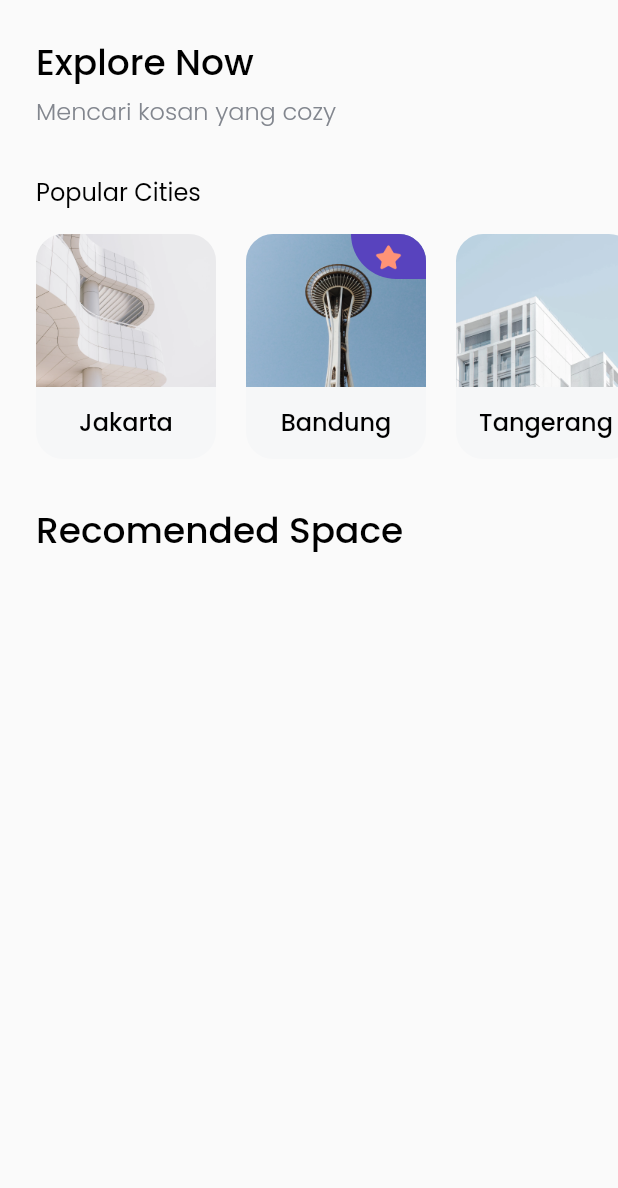
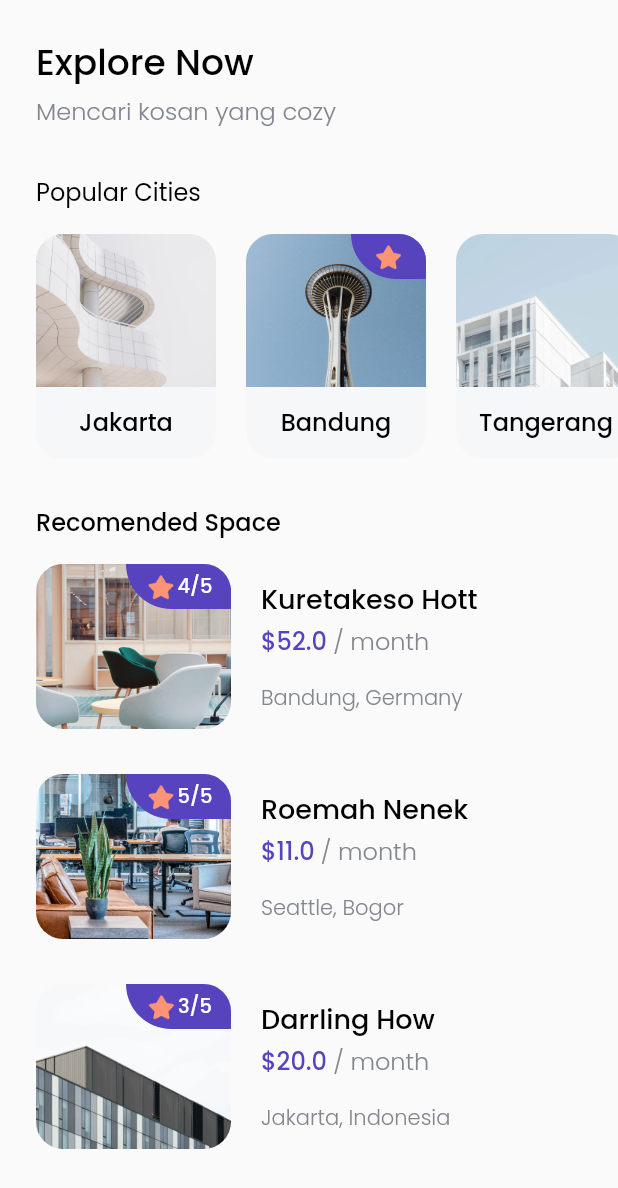
Before and after one commit to endijulian/flutter-find-house, a Flutter app: the screen it shows after launch, after a tap on "Explore Now", on a phone screen of 412 x 824 dp. Shown: the top 1188 px of the screen. Run offline on Flutter 3.47's test engine with Material 2 defaults, Android fonts, the phone set to English and light mode, and no system bars; our stand-ins replace google_fonts.

Commit message:
widgets space card

```diff
--- a/lib/main.dart
+++ b/lib/main.dart
@@ -1,17 +1,20 @@
 // @dart=2.9
 import 'package:flutter_find_house/pages/splash_page.dart';
+// ignore: unused_import
 import 'package:flutter_find_house/theme.dart';
 import 'package:flutter/material.dart';
 
 void main() {
-  runApp( MyApp());
+  runApp( const MyApp());
 }
 
 class MyApp extends StatelessWidget {
+  const MyApp({Key key}) : super(key: key);
+
 
   @override
   Widget build(BuildContext context) {
-    return MaterialApp(
+    return const MaterialApp(
       home: SplashPage(),
     );
   }
--- /dev/null
+++ b/lib/models/space.dart
@@ -0,0 +1,20 @@
+class Space{
+  int id;
+  String name;
+  String imgaeUrl;
+  double price;
+  String city;
+  String country;
+  int rating;
+
+  Space({
+    required this.id,
+    required this.name,
+    required this.imgaeUrl,
+    required this.price,
+    required this.city,
+    required this.country,
+    required this.rating,
+
+  });
+}
--- a/lib/pages/home_page.dart
+++ b/lib/pages/home_page.dart
@@ -1,14 +1,20 @@
 import 'package:flutter/material.dart';
 import 'package:flutter_find_house/models/city.dart';
+import 'package:flutter_find_house/models/space.dart';
 import 'package:flutter_find_house/theme.dart';
 import 'package:flutter_find_house/widgets/city_card.dart';
+import 'package:flutter_find_house/widgets/space_card.dart';
+import 'package:flutter_find_house/widgets/tips_card.dart';
 
-class HomePage extends StatelessWidget {
+class  HomePage extends StatelessWidget {
+  const HomePage({Key? key}) : super(key: key);
+
 
   @override
   Widget build(BuildContext context) {
     return Scaffold(
       body: SafeArea(
+        bottom: false,
         child: Padding(
           padding: EdgeInsets.symmetric(
             vertical: edge,
@@ -24,7 +30,7 @@ class HomePage extends StatelessWidget {
                  ),
                  child: Text('Explore Now', style: blackTextStyle.copyWith(fontSize: 24),),
                ),
-               SizedBox(
+               const SizedBox(
                 height: 2,
                ),
                Padding(
@@ -32,7 +38,7 @@ class HomePage extends StatelessWidget {
                 child: Text('Mencari kosan yang cozy', style: greyTextStyle.copyWith(fontSize: 16),),
 
                ),
-               SizedBox(
+               const SizedBox(
                 height: 30,
                ),
 
@@ -42,39 +48,40 @@ class HomePage extends StatelessWidget {
               padding: EdgeInsets.only(left: edge),
               child: Text('Popular Cities', style: regulerTextStyle.copyWith(fontSize: 16),),
               ),
-              SizedBox(
+              const SizedBox(
                 height: 16,
                ),
+              // ignore: sized_box_for_whitespace
               Container(
                 height: 150,
                 child: ListView(
                   scrollDirection: Axis.horizontal,
                   children: [
-                    SizedBox(
+                    const SizedBox(
                       width: 24,
                     ),
                     CityCard(
                       City(id: 1, name: 'Jakarta', imageUrl: 'assets/city1.png', isPopuler: false)
                     ),
-                    SizedBox(
+                    const SizedBox(
                       width: 20,
                     ),
                     CityCard(
                       City(id: 2, name: 'Bandung', imageUrl: 'assets/city2.png', isPopuler: true)
                     ),
-                    SizedBox(
+                    const SizedBox(
                       width: 20,
                     ),
                     CityCard(
                       City(id: 1, name: 'Tangerang', imageUrl: 'assets/city3.png', isPopuler: false)
                     ),
-                    SizedBox(
+                    const SizedBox(
                       width: 20,
                     ),
                   ],
                 ),
               ),
-              SizedBox(
+              const SizedBox(
                 height: 30,
               ),
             //NOTE: RECOMENDED SPACE
@@ -82,12 +89,86 @@ class HomePage extends StatelessWidget {
                 padding: EdgeInsets.only(
                 left: edge,
                 ),
-                child: Text('Recomended Space', style: blackTextStyle.copyWith(fontSize: 24),),
+                child: Text('Recomended Space', style: blackTextStyle.copyWith(fontSize: 16),),
               ),
-              SizedBox(
-                height: 16,
+              const SizedBox(
+                height: 16
+              ),
+              Padding(
+                padding: EdgeInsets.symmetric(
+                  horizontal: edge
+                ),
+                child: Column(
+                  children: [
+                    SpaceCard(
+                      Space(
+                        id: 1,
+                        name: 'Kuretakeso Hott',
+                        imgaeUrl: 'assets/space1.png',
+                        price: 52,
+                        city: 'Bandung',
+                        country: 'Germany',
+                        rating: 4,
+                      )
+                    ),
+                    const SizedBox(
+                      height: 30
+                    ),
+                    SpaceCard(
+                      Space(
+                        id: 2,
+                        name: 'Roemah Nenek',
+                        imgaeUrl: 'assets/space2.png',
+                        price: 11,
+                        city: 'Seattle',
+                        country: 'Bogor',
+                        rating: 5,
+                      )
+                    ),
+                    const SizedBox(
+                      height: 30
+                    ),
+                    SpaceCard(
+                      Space(
+                        id: 3,
+                        name: 'Darrling How',
+                        imgaeUrl: 'assets/space3.png',
+                        price: 20,
+                        city: 'Jakarta',
+                        country: 'Indonesia',
+                        rating: 3,
+                      )
+                    ),
+                    const SizedBox(
+                      height: 30
+                    ),
+                  ],
+                ),
+              ),
+              const SizedBox(
+                height: 30,
               ),
 
+              //NOTE: Tips & Guidance
+              Padding(
+                padding: EdgeInsets.only(
+                left: edge,
+                ),
+                child: Text('Tips & Guidance', style: blackTextStyle.copyWith(fontSize: 16),),
+              ),
+              const SizedBox(
+                height: 30,
+              ),
+              Padding(
+                padding: EdgeInsets.symmetric(
+                  horizontal: edge
+                ),
+                child: Column(
+                  children: [
+                    TipsCard()
+                  ],
+                ),
+              )
             ],
           ),
         ),
--- a/lib/pages/splash_page.dart
+++ b/lib/pages/splash_page.dart
@@ -1,8 +1,12 @@
+// ignore_for_file: deprecated_member_use
+
 import 'package:flutter/material.dart';
 import 'package:flutter_find_house/pages/home_page.dart';
 import 'package:flutter_find_house/theme.dart';
 
 class SplashPage extends StatelessWidget {
+  const SplashPage({Key? key}) : super(key: key);
+
 
   @override
   Widget build(BuildContext context) {
@@ -16,7 +20,7 @@ class SplashPage extends StatelessWidget {
               child: Image.asset('assets/splash_image.png')
             ),
             Padding(
-              padding: EdgeInsets.only(
+              padding: const EdgeInsets.only(
                 top: 50,
                 left: 30,
               ),
@@ -26,34 +30,35 @@ class SplashPage extends StatelessWidget {
                   Container(
                     height: 50,
                     width: 50,
-                    decoration: BoxDecoration(
+                    decoration: const BoxDecoration(
                       image: DecorationImage(
                         image: AssetImage('assets/logo.png'),
                       ),
                     ),
                   ),
-                  SizedBox(
+                  const SizedBox(
                     height: 30,
                   ),
                   Text(
                     'Find Cozy House\nto Stay and Happy', style: blackTextStyle.copyWith(fontSize: 24),
                   ),
-                  SizedBox(
+                  const SizedBox(
                     height: 10,
                   ),
                   Text('Stop membuang banyak waktu\npada tempat yang tidak habitable',
                   style: greyTextStyle.copyWith(fontSize: 16),
                   ),
-                  SizedBox(
+                  const SizedBox(
                     height: 40,
                   ),
+                  // ignore: sized_box_for_whitespace
                   Container(
                     width: 210,
                     height: 50,
                     child: RaisedButton(
                       onPressed: (){
                         Navigator.push(context, MaterialPageRoute(
-                          builder: (context) => HomePage(),
+                          builder: (context) => const HomePage(),
                           ),
                         );
                       },
--- a/lib/theme.dart
+++ b/lib/theme.dart
@@ -3,11 +3,11 @@
 import 'package:flutter/material.dart';
 import "package:google_fonts/google_fonts.dart";
 
-Color purpleColor = Color(0xff5843BE);
-Color orangeColor = Color(0xffFF9376);
-Color blackColor = Color(0xff000000);
-Color whiteColor = Color(0xffFFFFFF);
-Color greyColor = Color(0xff82868E);
+Color purpleColor = const Color(0xff5843BE);
+Color orangeColor = const Color(0xffFF9376);
+Color blackColor = const Color(0xff000000);
+Color whiteColor = const Color(0xffFFFFFF);
+Color greyColor = const Color(0xff82868E);
 
 double edge = 24;
 
--- a/lib/widgets/city_card.dart
+++ b/lib/widgets/city_card.dart
@@ -4,9 +4,9 @@ import 'package:flutter_find_house/theme.dart';
 
 class CityCard extends StatelessWidget {
 
-  City city;
+  final City city;
 
-  CityCard(this.city);
+  const CityCard(this.city, {Key? key}) : super(key: key);
 
   @override
   Widget build(BuildContext context) {
@@ -15,7 +15,7 @@ class CityCard extends StatelessWidget {
       child: Container(
         height: 150,
         width: 120,
-        color: Color(0xffF6F7F8),
+        color: const Color(0xffF6F7F8),
         child: Column(
           children: [
             Stack(
@@ -33,7 +33,7 @@ class CityCard extends StatelessWidget {
                     height: 30,
                     decoration: BoxDecoration(
                       color: purpleColor,
-                      borderRadius: BorderRadius.only(
+                      borderRadius: const BorderRadius.only(
                         bottomLeft: Radius.circular(36)
                       ),
                     ),
@@ -48,7 +48,7 @@ class CityCard extends StatelessWidget {
                 ) : Container(),
               ],
             ),
-            SizedBox(
+            const SizedBox(
               height: 11,
             ),
             Text(city.name, style: blackTextStyle.copyWith(fontSize: 16),)
--- a/lib/widgets/space_card.dart
+++ b/lib/widgets/space_card.dart
@@ -1,9 +1,98 @@
+
 import 'package:flutter/material.dart';
+import 'package:flutter_find_house/models/space.dart';
+import 'package:flutter_find_house/theme.dart';
 
 class SpaceCard extends StatelessWidget {
 
+  final Space space;
+
+  const SpaceCard(this.space, {Key? key}) : super(key: key);
+
   @override
   Widget build(BuildContext context) {
-    return Container();
+    return Row(
+      children: [
+        ClipRRect(
+          borderRadius: BorderRadius.circular(18),
+          // ignore: sized_box_for_whitespace
+          child: Container(
+            width: 130,
+            height: 110,
+            child: Stack(
+              children: [
+                Image.asset(space.imgaeUrl),
+                Align(
+                    alignment: Alignment.topRight,
+                    child: Container(
+                      width: 70,
+                      height: 30,
+                      decoration: BoxDecoration(
+                        color: purpleColor,
+                        borderRadius: const BorderRadius.only(
+                          bottomLeft: Radius.circular(36)
+                        ),
+                      ),
+                      child: Row(
+                        mainAxisAlignment: MainAxisAlignment.center,
+                        crossAxisAlignment: CrossAxisAlignment.center,
+                        children: [
+                          Image.asset(
+                            'assets/icon_start.png',
+                            width: 22,
+                            height: 22,
+                          ),
+                          Text(
+                            '${space.rating}/5',
+                            style: whiteTextStyle.copyWith(
+                              fontSize: 13
+                              ),
+                            ),
+                        ],
+                      ),
+                    ),
+                  ),
+              ],
+            ),
+          ),
+        ),
+        const SizedBox(
+          width: 20,
+        ),
+        Column(
+          crossAxisAlignment: CrossAxisAlignment.start,
+          children: [
+            Text(
+              space.name,
+              style: blackTextStyle.copyWith(fontSize: 18),
+            ),
+            const SizedBox(
+              height: 2,
+            ),
+            Text.rich(
+              TextSpan(
+                text: '\$${space.price} ',
+                style: purpleTextStyle.copyWith(
+                  fontSize: 16,
+                ),
+                children: [
+                  TextSpan(
+                    text: '/ month ',
+                    style: greyTextStyle.copyWith(fontSize: 16)
+                  )
+                ]
+              )
+            ),
+            const SizedBox(
+              height: 16,
+            ),
+            Text(
+              '${space.city}, ${space.country}',
+              style: greyTextStyle,
+            )
+          ],
+        ),
+      ],
+    );
   }
 }
--- /dev/null
+++ b/lib/widgets/tips_card.dart
@@ -0,0 +1,13 @@
+import 'package:flutter/material.dart';
+
+class TipsCard extends StatelessWidget {
+  const TipsCard({Key? key}) : super(key: key);
+
+  @override
+  Widget build(BuildContext context) {
+    // ignore: avoid_unnecessary_containers
+    return Container(
+      child: const Text('Tips Card'),
+    );
+  }
+}
```
